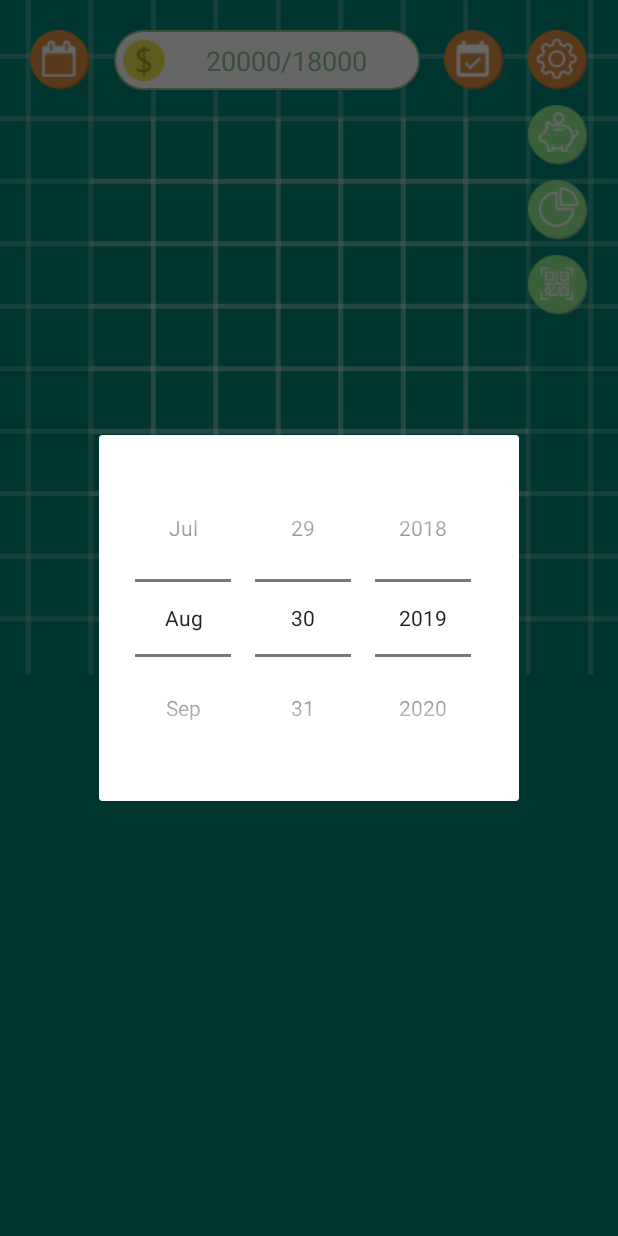
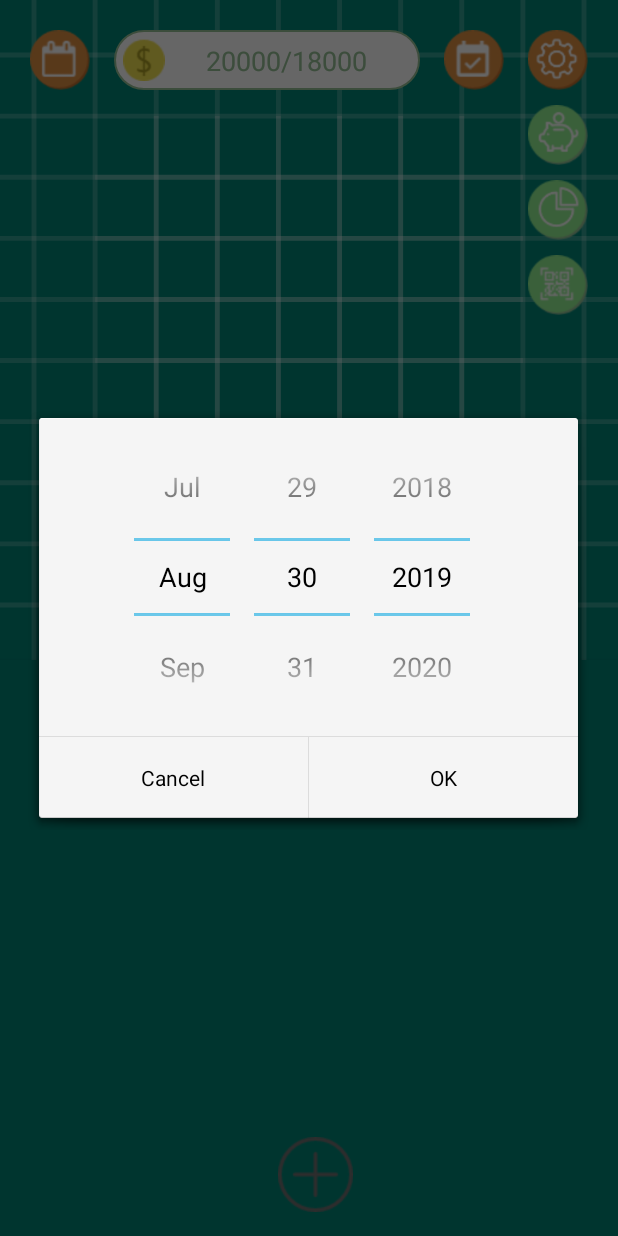
Before and after one commit to com0101/farmaccount, an Android app: the HomeFragment screen opened through its navigation route, after a tap on an icon or button, on a phone screen of 412 x 824 dp. Run offline under Robolectric (Android 15) with nearby library versions, the light colour scheme and no system bars; our stand-ins replace data binding; libraries missing offline, so code that uses them is left out: com.simplemobiletools.commons; 5 statements that could not run were skipped.

Commit message:
add go to today function and date picker

```diff
--- a/app/build.gradle
+++ b/app/build.gradle
@@ -75,4 +75,7 @@ dependencies {
     implementation 'joda-time:joda-time:2.10.1'
     implementation 'androidx.multidex:multidex:2.0.1'
 
+    // Floating Action Bar
+    implementation 'com.github.clans:fab:1.6.4'
+
 }
--- a/app/src/main/java/com/snc/farmaccount/NavigationListener.kt
+++ b/app/src/main/java/com/snc/farmaccount/NavigationListener.kt
@@ -1,6 +1,4 @@
 package com.snc.farmaccount
-
-import org.joda.time.DateTime
 
 interface NavigationListener {
 
@@ -8,5 +6,4 @@ interface NavigationListener {
 
     fun goRight()
 
-    fun goToDateTime(dateTime: DateTime)
 }
--- a/app/src/main/java/com/snc/farmaccount/dialog/DatePickerDialog.kt
+++ /dev/null
@@ -1,30 +0,0 @@
-package com.snc.farmaccount.dialog
-
-
-import android.os.Bundle
-import androidx.fragment.app.Fragment
-import android.view.LayoutInflater
-import android.view.View
-import android.view.ViewGroup
-import androidx.fragment.app.DialogFragment
-
-import com.snc.farmaccount.R
-import com.snc.farmaccount.databinding.DialogDatePickerBinding
-
-class DatePickerDialog : DialogFragment() {
-
-    private lateinit var binding: DialogDatePickerBinding
-
-    override fun onCreateView(
-        inflater: LayoutInflater, container: ViewGroup?,
-        savedInstanceState: Bundle?
-    ): View? {
-
-        binding = DialogDatePickerBinding.inflate(inflater)
-        binding.lifecycleOwner = this
-        // Inflate the layout for this fragment
-        return binding.root
-    }
-
-
-}
--- a/app/src/main/java/com/snc/farmaccount/home/DayViewModel.kt
+++ b/app/src/main/java/com/snc/farmaccount/home/DayViewModel.kt
@@ -1,8 +1,6 @@
 package com.snc.farmaccount.home
 
-
-import androidx.lifecycle.MutableLiveData
-import androidx.lifecycle.ViewModel
+import androidx.lifecycle.*
 import java.util.*
 
 class DayViewModel: ViewModel() {
@@ -13,10 +11,12 @@ class DayViewModel: ViewModel() {
     private var week:Int = 0
     private var weekName = ""
     var date = MutableLiveData<String>()
+    var pickDate = MutableLiveData<String>()
 
     var DATE_MODE = ""
 
     init {
+        pickDate
         week()
     }
 
--- a/app/src/main/java/com/snc/farmaccount/home/HomeFragment.kt
+++ b/app/src/main/java/com/snc/farmaccount/home/HomeFragment.kt
@@ -1,13 +1,15 @@
 package com.snc.farmaccount.home
 
 
+import android.app.AlertDialog
+import android.app.Dialog
 import android.os.Bundle
 import android.util.Log
 import androidx.fragment.app.Fragment
 import android.view.LayoutInflater
 import android.view.View
 import android.view.ViewGroup
-import androidx.lifecycle.Observer
+import android.view.Window
 import androidx.lifecycle.ViewModelProviders
 import androidx.navigation.fragment.findNavController
 import androidx.viewpager.widget.ViewPager
@@ -15,8 +17,11 @@ import com.snc.farmaccount.NavigationListener
 import com.snc.farmaccount.R
 import com.snc.farmaccount.databinding.FragmentHomeBinding
 import com.snc.farmaccount.helper.Format
-import org.joda.time.DateTime
-import java.util.ArrayList
+import java.text.SimpleDateFormat
+import java.util.*
+import android.app.DatePickerDialog
+import android.widget.Toast
+
 
 class HomeFragment : Fragment(),NavigationListener{
 
@@ -25,12 +30,12 @@ class HomeFragment : Fragment(),NavigationListener{
     private var defaultDailyPage = 0
     private var todayDayCode = ""
     private var currentDayCode = ""
-    private var isGoToTodayVisible = false
+
+
 
     private val viewModel: DayViewModel by lazy {
         ViewModelProviders.of(this).get(DayViewModel::class.java)
     }
-
 
     override fun onCreateView(
         inflater: LayoutInflater, container: ViewGroup?,
@@ -38,18 +43,15 @@ class HomeFragment : Fragment(),NavigationListener{
     ): View? {
 
         binding = FragmentHomeBinding.inflate(inflater)
+
         binding.lifecycleOwner = this
         binding.viewModel = viewModel
-
-        currentDayCode=  viewModel.DATE_MODE
+        currentDayCode= viewModel.DATE_MODE
         todayDayCode = viewModel.DATE_MODE
 
         binding.dayViewpager.id = (System.currentTimeMillis() % 100000).toInt()
-
-        binding.buttonDatePicker.setOnClickListener {
-            findNavController()
-                .navigate(R.id.action_global_datePickerDialog)
-        }
+        setViewPager()
+        refreshEvents()
 
         binding.buttonBudget.setOnClickListener {
             findNavController()
@@ -65,13 +67,17 @@ class HomeFragment : Fragment(),NavigationListener{
             findNavController()
                 .navigate(R.id.action_global_qrCodeFragment)
         }
-        setViewPager()
-        refreshEvents()
 
+        binding.buttonDatePicker.setOnClickListener {
+            showDialog()
+        }
+
+        binding.buttonDateToday.setOnClickListener {
+            goToToday()
+        }
 
         return binding.root
     }
-
 
     private fun setViewPager() {
         val codes = getDays(currentDayCode)
@@ -91,11 +97,6 @@ class HomeFragment : Fragment(),NavigationListener{
                     currentDayCode = codes[position]
                     viewModel.date.value = currentDayCode
                     Log.i("Sophie_position","${viewModel.date.value}")
-//                    val shouldGoToTodayBeVisible = shouldGoToTodayBeVisible()
-//                    if (isGoToTodayVisible != shouldGoToTodayBeVisible) {
-//                        (activity as? MainActivity)?.toggleGoToTodayVisibility(shouldGoToTodayBeVisible)
-//                        isGoToTodayVisible = shouldGoToTodayBeVisible
-//                    }
                 }
             })
             currentItem = defaultDailyPage
@@ -119,24 +120,32 @@ class HomeFragment : Fragment(),NavigationListener{
         binding.dayViewpager.currentItem = binding.dayViewpager.currentItem + 1
     }
 
-    override fun goToDateTime(dateTime: DateTime) {
-        currentDayCode = Format.getDayCodeFromDateTime(dateTime)
+    private fun goToToday() {
+        currentDayCode = todayDayCode
         setViewPager()
     }
 
-//    override fun goToToday() {
-//        currentDayCode = todayDayCode
-//        setViewPager()
-//    }
+    private fun showDialog() {
+        val calendar = Calendar.getInstance()
+        val simpledateformat = SimpleDateFormat("EEEE")
+        val datePickdialog = DatePickerDialog(
+            this.context!!, AlertDialog.THEME_HOLO_LIGHT,
+            DatePickerDialog.OnDateSetListener { _, year, month, day ->
+                // Display Selected date in Toast
+                val date = Date(year, month, day+3)
+                val dayOfWeek = simpledateformat.format(date)
+                currentDayCode = "$year.${month+1}.$day ($dayOfWeek)"
+                setViewPager()
+                Log.i("Sophie_date","$year.$month.$day ($dayOfWeek)")
+            },
+            calendar.get(Calendar.YEAR),
+            calendar.get(Calendar.MONTH),
+            calendar.get(Calendar.DAY_OF_MONTH))
+        datePickdialog.show()
+    }
 
     private fun refreshEvents() {
         (binding.dayViewpager.adapter as? DayViewPagerAdapter)?.updateCalendars(binding.dayViewpager.currentItem)
     }
 
-
-//    override fun shouldGoToTodayBeVisible() = currentDayCode != todayDayCode
-
-
-
-
 }
--- a/app/src/main/res/layout/dialog_date_picker.xml
+++ /dev/null
@@ -1,32 +0,0 @@
-<?xml version="1.0" encoding="utf-8"?>
-<layout xmlns:android="http://schemas.android.com/apk/res/android"
-        xmlns:tools="http://schemas.android.com/tools"
-        xmlns:app="http://schemas.android.com/apk/res-auto">
-
-    <data>
-
-    </data>
-
-    <androidx.constraintlayout.widget.ConstraintLayout
-            android:layout_width="wrap_content"
-            android:layout_height="wrap_content"
-            tools:context=".dialog.DatePickerDialog">
-
-        <DatePicker
-                android:layout_width="wrap_content"
-                android:layout_height="wrap_content"
-                android:datePickerMode="spinner"
-                android:calendarViewShown="false"
-                android:layout_marginStart="16dp"
-                android:layout_marginTop="16dp"
-                android:layout_marginEnd="16dp"
-                android:layout_marginBottom="16dp"
-                app:layout_constraintTop_toTopOf="parent"
-                app:layout_constraintStart_toStartOf="parent"
-                app:layout_constraintBottom_toBottomOf="parent"
-                app:layout_constraintEnd_toEndOf="parent" >
-        </DatePicker>
-
-
-    </androidx.constraintlayout.widget.ConstraintLayout>
-</layout>
--- a/app/src/main/res/layout/fragment_day_calendar.xml
+++ b/app/src/main/res/layout/fragment_day_calendar.xml
@@ -72,23 +72,13 @@
                 app:layoutManager="androidx.recyclerview.widget.LinearLayoutManager"
                 app:layout_constraintEnd_toEndOf="parent"
                 app:layout_constraintStart_toStartOf="parent"
-                app:layout_constraintBottom_toTopOf="@+id/image_add_event"
                 app:layout_constraintHorizontal_bias="0.0"
                 android:layout_marginTop="16dp"
-                app:layout_constraintTop_toBottomOf="@+id/date">
+                app:layout_constraintTop_toBottomOf="@+id/date" app:layout_constraintBottom_toBottomOf="parent"
+                android:layout_marginBottom="32dp">
         </androidx.recyclerview.widget.RecyclerView>
 
-        <ImageView
-                android:layout_width="42dp"
-                android:layout_height="42dp"
-                android:id="@+id/image_add_event"
-                app:srcCompat="@drawable/add_event"
-                app:layout_constraintBottom_toBottomOf="parent"
-                android:layout_marginBottom="32dp"
-                app:layout_constraintTop_toBottomOf="@+id/event_list"
-                android:layout_marginTop="16dp"
-                app:layout_constraintEnd_toEndOf="@+id/event_list"
-                app:layout_constraintStart_toStartOf="@+id/event_list"/>
+
 
     </androidx.constraintlayout.widget.ConstraintLayout>
 
--- a/app/src/main/res/layout/fragment_home.xml
+++ b/app/src/main/res/layout/fragment_home.xml
@@ -12,10 +12,19 @@
             android:layout_height="match_parent"
             tools:context=".home.HomeFragment">
 
+        <androidx.constraintlayout.widget.ConstraintLayout
+                android:layout_width="0dp"
+                android:layout_height="0dp"
+                app:layout_constraintEnd_toEndOf="parent"
+                app:layout_constraintStart_toStartOf="parent"
+                app:layout_constraintTop_toTopOf="parent"
+                app:layout_constraintBottom_toBottomOf="parent"
+                android:id="@+id/constraintLayout">
+
             <ImageView
                     android:id="@+id/image_farm"
                     android:layout_width="0dp"
-                android:layout_height="450dp"
+                    android:layout_height="440dp"
                     android:scaleType="centerCrop"
                     app:srcCompat="@drawable/ic_launcher_background"
                     app:layout_constraintEnd_toEndOf="parent"
@@ -67,8 +76,10 @@
                         app:srcCompat="@drawable/money_icon"
                         app:civ_border_width="0dp"
                         app:layout_constraintStart_toStartOf="parent"
-                    app:layout_constraintTop_toTopOf="parent" android:layout_marginTop="5dp"
-                    android:layout_marginBottom="7dp" app:layout_constraintBottom_toBottomOf="parent"/>
+                        app:layout_constraintTop_toTopOf="parent"
+                        android:layout_marginTop="5dp"
+                        android:layout_marginBottom="7dp"
+                        app:layout_constraintBottom_toBottomOf="parent"/>
 
             </androidx.constraintlayout.widget.ConstraintLayout>
 
@@ -108,7 +119,8 @@
                     android:layout_height="40dp"
                     android:layout_marginEnd="20dp"
                     android:background="@drawable/statistic"
-                app:layout_constraintEnd_toEndOf="parent" android:layout_marginTop="10dp"
+                    app:layout_constraintEnd_toEndOf="parent"
+                    android:layout_marginTop="10dp"
                     app:layout_constraintTop_toBottomOf="@+id/button_budget"/>
 
             <Button
@@ -117,16 +129,20 @@
                     android:layout_height="40dp"
                     android:layout_marginEnd="20dp"
                     android:background="@drawable/qrcode"
-                app:layout_constraintEnd_toEndOf="parent" android:layout_marginTop="10dp"
+                    app:layout_constraintEnd_toEndOf="parent"
+                    android:layout_marginTop="10dp"
                     app:layout_constraintTop_toBottomOf="@+id/button_statistic"/>
 
             <com.google.android.material.appbar.AppBarLayout
                     android:layout_width="match_parent"
                     android:layout_height="0dp"
                     app:layout_constraintEnd_toEndOf="parent"
-                app:layout_constraintStart_toStartOf="parent" app:layout_constraintBottom_toBottomOf="parent"
-                app:layout_constraintTop_toBottomOf="@+id/image_farm" android:id="@+id/appBarLayout"
-                app:layout_constraintHorizontal_bias="1.0" app:layout_constraintVertical_bias="0.0">
+                    app:layout_constraintStart_toStartOf="parent"
+                    app:layout_constraintTop_toBottomOf="@+id/image_farm"
+                    android:id="@+id/appBarLayout"
+                    app:layout_constraintHorizontal_bias="1.0"
+                    app:layout_constraintBottom_toBottomOf="parent">
+
                 <androidx.viewpager.widget.ViewPager
                         android:id="@+id/dayViewpager"
                         android:layout_width="wrap_content"
@@ -137,6 +153,16 @@
                         app:layout_constraintTop_toBottomOf="@+id/image_farm">
                 </androidx.viewpager.widget.ViewPager>
             </com.google.android.material.appbar.AppBarLayout>
-
+        </androidx.constraintlayout.widget.ConstraintLayout>
+        <ImageView
+                android:id="@+id/menu_item"
+                android:layout_width="50dp"
+                android:layout_height="50dp"
+                android:src="@drawable/add_event"
+                app:layout_constraintBottom_toBottomOf="parent"
+                app:layout_constraintEnd_toEndOf="parent"
+                android:layout_marginStart="8dp"
+                app:layout_constraintStart_toStartOf="parent"
+                android:layout_marginBottom="16dp"/>
     </androidx.constraintlayout.widget.ConstraintLayout>
 </layout>
--- a/app/src/main/res/values/colors.xml
+++ b/app/src/main/res/values/colors.xml
@@ -9,4 +9,5 @@
     <color name="white">#FFFFFF</color>
 
     <color name="translate_40">#66000000</color>
+    <color name="translate_100">#00000000</color>
 </resources>
--- a/app/src/main/res/values/strings.xml
+++ b/app/src/main/res/values/strings.xml
@@ -32,6 +32,7 @@
     <string name="tag_traffic">交通</string>
     <string name="tag_fun">娛樂</string>
     <string name="tag_lottery">中獎</string>
+    <string name="sure_btn">OK</string>
 
 
 </resources>
```
Also changed, not shown: app/src/main/res/drawable/add_event.png. Lines whose indentation alone changed are shown as unchanged.
